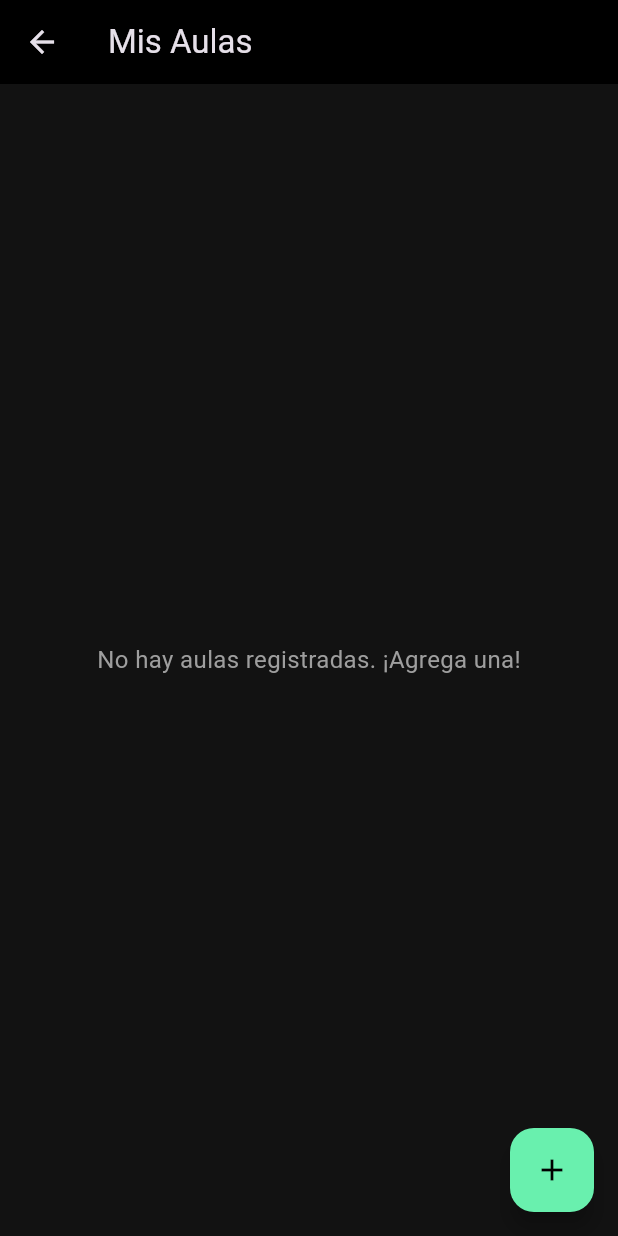
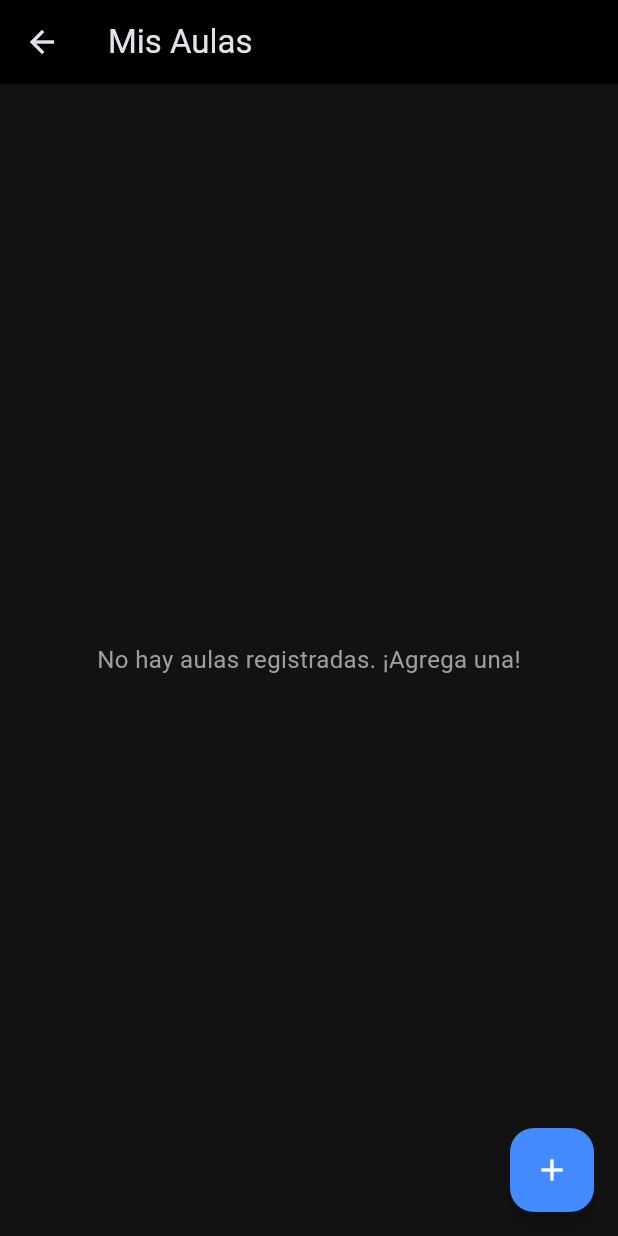
Before and after one commit to Chorritos159/lanzador_app, a Flutter app: the screen it shows after launch, after a tap on "INICIAR LANZAMIENTO", after a tap on "PARADA DE EMERGENCIA", after a tap on the "people" icon, on a phone screen of 412 x 824 dp. Run offline on Flutter 3.47's test engine with Material 3 defaults, Android fonts, the phone set to English and light mode, and no system bars; our stand-ins replace share_plus, sqflite; accounts and stored records are empty; network calls fail.

Commit message:
cambios a main

```diff
--- a/lib/main.dart
+++ b/lib/main.dart
@@ -16,7 +16,7 @@ class LanzadorApp extends StatelessWidget {
       title: 'Sistema Lanzador',
       theme: ThemeData(
         brightness: Brightness.dark,
-        primaryColor: Colors.greenAccent,
+        primaryColor:  const Color(0xFF121212),
         scaffoldBackgroundColor: const Color(0xFF121212),
       ),
       home: const DashboardScreen(),
--- a/lib/presentation/screens/dashboard_screen.dart
+++ b/lib/presentation/screens/dashboard_screen.dart
@@ -33,7 +33,7 @@ class _DashboardScreenState extends State<DashboardScreen> {
       if (exito) {
         _estadoConexion = '¡Lanzamiento en curso! ($_deporteSeleccionado - Potencia ${_potencia.toInt()})';
         _iconoEstado = Icons.check_circle_outline;
-        _colorIconoEstado = Colors.greenAccent;
+        _colorIconoEstado = Colors.blueAccent;
       } else {
         _estadoConexion = 'Error: No se pudo conectar. Verifica que estés conectado al Wi-Fi del Lanzador.';
         _iconoEstado = Icons.wifi_off;
@@ -56,7 +56,7 @@ class _DashboardScreenState extends State<DashboardScreen> {
       if (exito) {
         _estadoConexion = 'MOTORES DETENIDOS POR SEGURIDAD';
         _iconoEstado = Icons.stop_circle_outlined;
-        _colorIconoEstado = Colors.greenAccent;
+        _colorIconoEstado = Colors.white70;
       } else {
         _estadoConexion = 'FALLO AL DETENER: ¡Si la máquina sigue moviéndose, corta la energía manual!';
         _iconoEstado = Icons.warning_amber_rounded;
@@ -81,7 +81,7 @@ class _DashboardScreenState extends State<DashboardScreen> {
               Navigator.push(context, MaterialPageRoute(builder: (context) => const SeccionesScreen()));
             },
           ),
-          const Icon(Icons.wifi, color: Colors.greenAccent),
+          const Icon(Icons.wifi, color: Colors.white70),
           const SizedBox(width: 15),
         ],
       ),
@@ -176,7 +176,7 @@ class _DashboardScreenState extends State<DashboardScreen> {
                   border: Border.all(
                     color: _estadoConexion.contains('Error') || _estadoConexion.contains('FALLO')
                         ? Colors.redAccent
-                        : (_estaCargando ? Colors.orangeAccent : Colors.greenAccent)
+                        : (_estaCargando ? Colors.orangeAccent : Colors.blueAccent)
                   ),
                   borderRadius: BorderRadius.circular(8),
                 ),
@@ -198,7 +198,7 @@ class _DashboardScreenState extends State<DashboardScreen> {
                         style: TextStyle(
                           color: _estadoConexion.contains('Error') || _estadoConexion.contains('FALLO')
                               ? Colors.redAccent
-                              : Colors.greenAccent,
+                              : Colors.white,
                           fontFamily: 'monospace'
                         ),
                       ),
--- a/lib/presentation/screens/secciones_screen.dart
+++ b/lib/presentation/screens/secciones_screen.dart
@@ -58,9 +58,9 @@ class _SeccionesScreenState extends State<SeccionesScreen> {
             child: const Text('Cancelar', style: TextStyle(color: Colors.redAccent)),
           ),
           ElevatedButton(
-            style: ElevatedButton.styleFrom(backgroundColor: Colors.greenAccent),
+            style: ElevatedButton.styleFrom(backgroundColor: Colors.blueAccent),
             onPressed: _agregarSeccion,
-            child: const Text('Guardar', style: TextStyle(color: Colors.black)),
+            child: const Text('Guardar', style: TextStyle(color: Colors.white)),
           ),
         ],
       ),
@@ -100,9 +100,9 @@ class _SeccionesScreenState extends State<SeccionesScreen> {
               },
             ),
       floatingActionButton: FloatingActionButton(
-        backgroundColor: Colors.greenAccent,
+        backgroundColor: Colors.blueAccent,
         onPressed: _mostrarDialogoNuevaSeccion,
-        child: const Icon(Icons.add, color: Colors.black),
+        child: const Icon(Icons.add, color: Colors.white),
       ),
     );
   }
```
Also changed, not shown: lib/presentation/screens/alumnos_screen.dart (+6 -6 lines).
